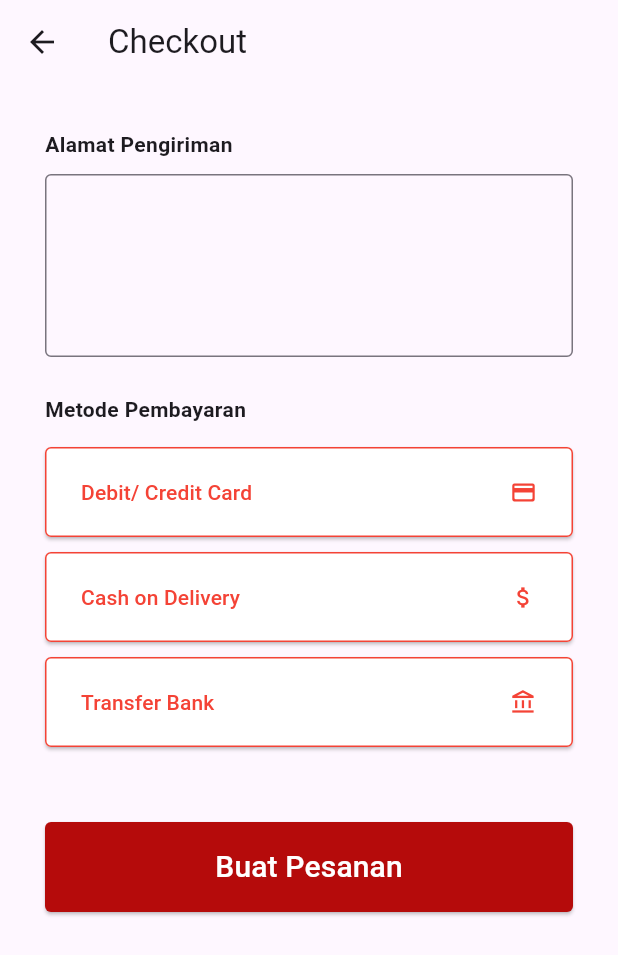
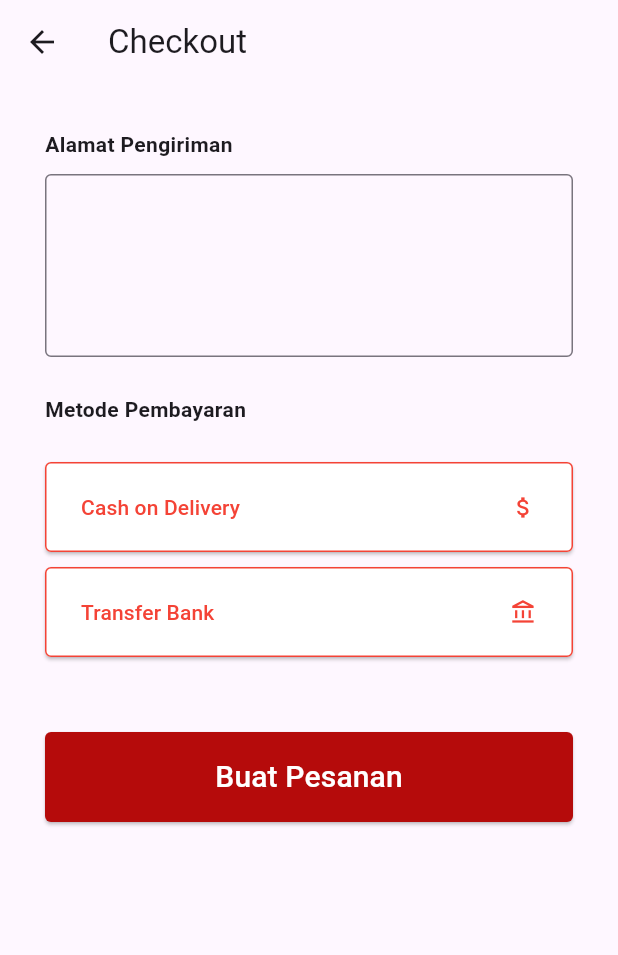
Before and after one commit to DhanielPutra/tesy, a Flutter app: the Wishlist screen opened directly, item 2 of the bottom bar chosen, after a tap on "Checkout", on a phone screen of 412 x 824 dp. Shown: the top 955 px of the screen. Run offline on Flutter 3.47's test engine with Material 3 defaults, Android fonts, the phone set to English and light mode, and no system bars.

Commit message:
update checkout and detail

```diff
--- a/lib/checkout.dart
+++ b/lib/checkout.dart
@@ -60,28 +60,7 @@ class _CheckoutState extends State<Checkout> {
               SizedBox(
                 height: 15,
               ),
-              ElevatedButton(
-                style: ElevatedButton.styleFrom(
-                  fixedSize: Size(400, 60),
-                  // Properti gaya tombol
-                  backgroundColor: Colors.white, // Warna latar belakang tombol
-                  foregroundColor: Colors.red,
-                  // Padding tombol
-                  side: BorderSide(color: Colors.red, width: 1),
-                  shape: RoundedRectangleBorder(
-                    borderRadius: BorderRadius.circular(4.0),
-                    // Bentuk tepi tombol
-                  ),
-                ),
-                onPressed: () {},
-                child: Row(
-                  mainAxisAlignment: MainAxisAlignment.spaceBetween,
-                  children: [
-                    Text('Debit/ Credit Card'),
-                    Icon(Icons.credit_card_rounded)
-                  ],
-                ),
-              ),
+
               SizedBox(
                 height: 10,
               ),
--- a/lib/detail.dart
+++ b/lib/detail.dart
@@ -266,8 +266,8 @@ class _DetailState extends State<Detail> {
                 ),
                 child: IconButton(
                   onPressed: () {
-                    // Navigator.of(context).push(
-                    //   MaterialPageRoute(builder: (context) => Cart(products: [],)));
+                     Navigator.of(context).push(MaterialPageRoute(
+                                builder: (context) => Cart()));
                   },
                   icon: const Icon(
                     Icons.shopping_cart_outlined,
```
